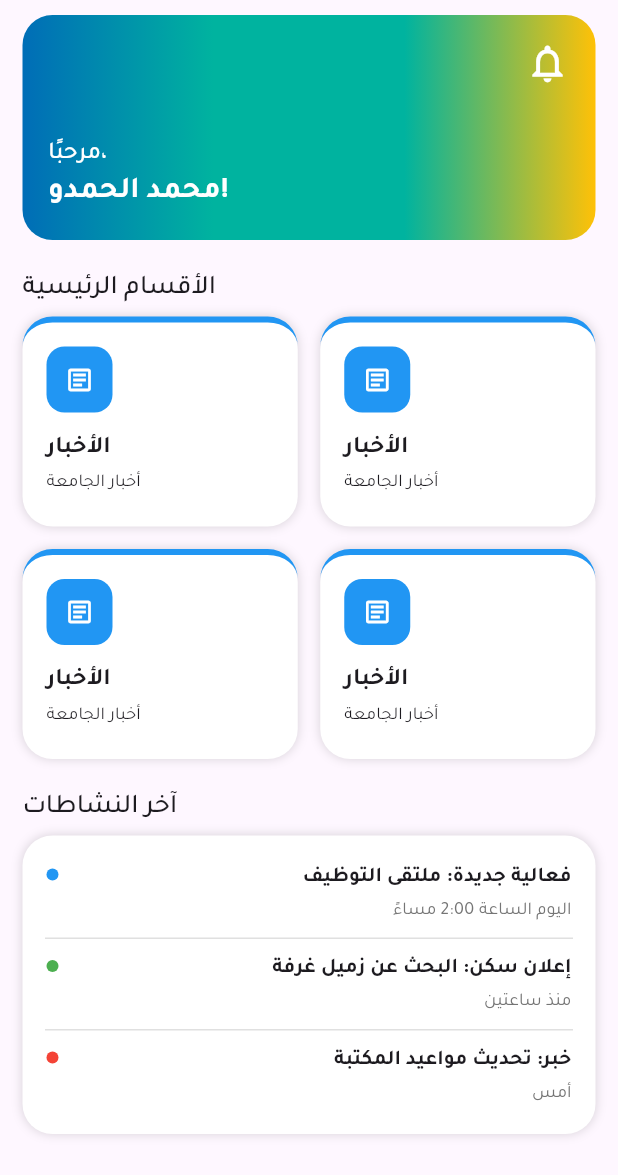
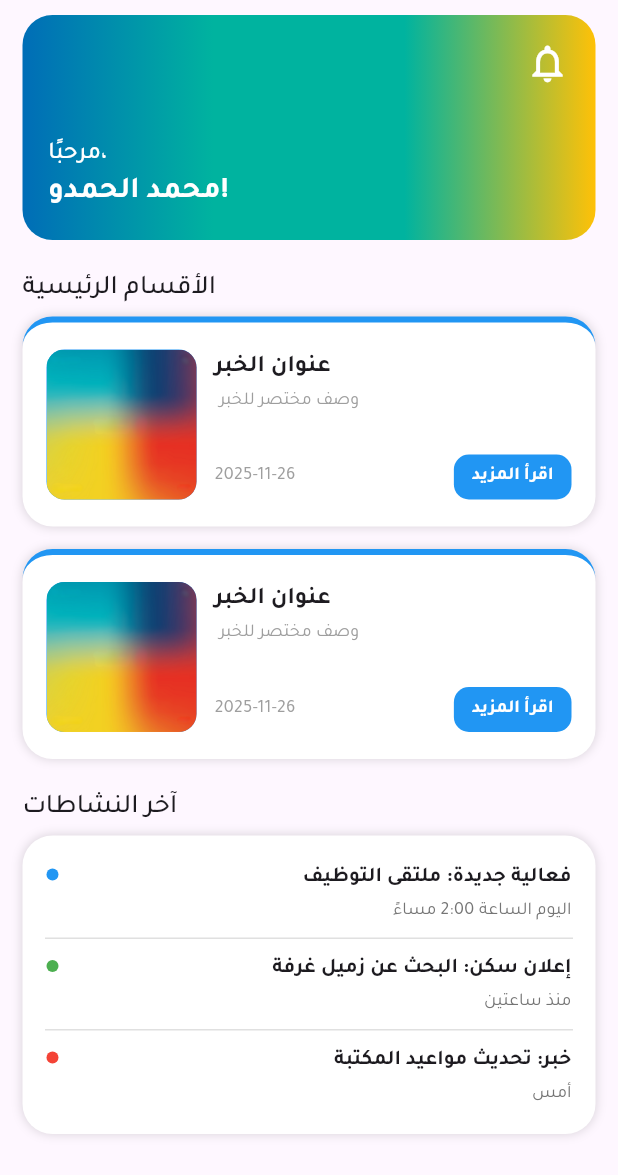
Before and after one commit to Mohamed-H7/Syrian-Students-Gathering-App, a Flutter app: the HomeScreen screen opened directly, on a phone screen of 412 x 824 dp. Shown: the top 1175 px of the screen. Run offline on Flutter 3.47's test engine with Material 3 defaults, Android fonts, the phone set to English and light mode, and no system bars.

Commit message:
Minor design adjustments

```diff
--- a/lib/screens/home/home_screen.dart
+++ b/lib/screens/home/home_screen.dart
@@ -3,7 +3,7 @@ import 'package:flutter/material.dart';
 import '../../model/notification_item.dart';
 import '../../widgets/layouts/grid_layout.dart';
 import '../../widgets/section_heading.dart';
-import 'widgets/main_section.dart';
+import 'widgets/news_item.dart';
 import 'widgets/notifications_card.dart';
 
 class HomeScreen extends StatelessWidget {
@@ -98,13 +98,14 @@ class HomeScreen extends StatelessWidget {
                 SectionHeading(title: 'الأقسام الرئيسية'),
                 const SizedBox(height: 5.0),
                 GridLayout(
-                  itemCount: 4,
+                  itemCount: 2,
+                  crossAxisCount: 1,
                   mainAxisExtent: 140,
                   itemBuilder: (context, index) {
-                    return MainSection(
+                    return NewsItem(
                       onTap: () {},
-                      title: "الأخبار",
-                      subtitle: "أخبار الجامعة",
+                      title: "عنوان الخبر",
+                      subtitle: " وصف مختصر للخبر",
                       iconData: Icons.article_outlined,
                       color: Colors.blue,
                     );
--- /dev/null
+++ b/lib/screens/home/widgets/news_item.dart
@@ -0,0 +1,143 @@
+import 'package:flutter/material.dart';
+
+class NewsItem extends StatelessWidget {
+  const NewsItem({
+    super.key,
+    required this.title,
+    required this.subtitle,
+    required this.iconData,
+    required this.color,
+    required this.onTap,
+  });
+
+  final String title;
+  final String subtitle;
+  final IconData iconData;
+  final Color color;
+  final VoidCallback? onTap;
+
+  @override
+  Widget build(BuildContext context) {
+    final contentHeight = 100.0;
+    return Container(
+      // width: 140,
+      decoration: BoxDecoration(
+        color: Colors.white,
+        borderRadius: BorderRadius.circular(20),
+        border: Border(top: BorderSide(color: color, width: 4)),
+        boxShadow: [
+          BoxShadow(
+            color: Colors.black.withOpacity(0.15),
+            blurRadius: 5,
+            offset: const Offset(0, 0),
+          ),
+        ],
+      ),
+
+      child: Material(
+        color: Colors.transparent,
+        child: InkWell(
+          borderRadius: BorderRadius.circular(20),
+          onTap: onTap,
+          child: Padding(
+            padding: const EdgeInsets.all(16),
+            child: Row(
+              crossAxisAlignment: CrossAxisAlignment.center,
+              children: [
+                Container(
+                  width: 100,
+                  height: contentHeight,
+                  padding: const EdgeInsets.all(12),
+                  decoration: BoxDecoration(
+                    image: DecorationImage(
+                      image: AssetImage('assets/img/BG.png'),
+                      fit: BoxFit.fill,
+                    ),
+                    color: color,
+                    borderRadius: BorderRadius.circular(12),
+                  ),
+                  child: Text(""),
+                ),
+
+                const SizedBox(width: 12),
+                Expanded(
+                  child: SizedBox(
+                    height: contentHeight,
+                    child: Column(
+                      crossAxisAlignment: CrossAxisAlignment.start,
+                      mainAxisAlignment: MainAxisAlignment.spaceBetween,
+                      children: [
+                        Column(
+                          crossAxisAlignment: CrossAxisAlignment.start,
+                          mainAxisSize: MainAxisSize.min,
+                          children: [
+                            Text(
+                              title,
+                              overflow: TextOverflow.ellipsis,
+                              maxLines: 1,
+                              style: const TextStyle(
+                                fontSize: 16,
+                                fontWeight: FontWeight.bold,
+                              ),
+                            ),
+                            const SizedBox(height: 4),
+                            Text(
+                              subtitle,
+                              overflow: TextOverflow.ellipsis,
+                              maxLines: 2,
+                              style: const TextStyle(
+                                fontSize: 12,
+                                color: Colors.grey,
+                                height: 1.2,
+                              ),
+                            ),
+                          ],
+                        ),
+
+                        Row(
+                          children: [
+                            Text(
+                              DateTime.now().toString().substring(0, 10),
+                              style: const TextStyle(
+                                fontSize: 12,
+                                color: Colors.grey,
+                              ),
+                            ),
+                            const Spacer(),
+                            SizedBox(
+                              height: 30,
+                              child: TextButton(
+                                style: TextButton.styleFrom(
+                                  backgroundColor: color,
+                                  padding: const EdgeInsets.symmetric(
+                                    horizontal: 12,
+                                  ),
+                                  shape: RoundedRectangleBorder(
+                                    borderRadius: BorderRadius.circular(10),
+                                  ),
+                                ),
+                                onPressed: () {},
+                                child: const Text(
+                                  "اقرأ المزيد",
+                                  style: TextStyle(
+                                    color: Colors.white,
+                                    fontWeight: FontWeight.bold,
+                                    fontSize: 12,
+                                  ),
+                                ),
+                              ),
+                            ),
+                          ],
+                        ),
+                      ],
+                    ),
+                  ),
+                ),
+              ],
+            ),
+          ),
+        ),
+      ),
+    );
+  }
+}
--- a/lib/widgets/layouts/grid_layout.dart
+++ b/lib/widgets/layouts/grid_layout.dart
@@ -6,9 +6,10 @@ class GridLayout extends StatelessWidget {
     required this.itemCount,
     required this.itemBuilder,
     this.mainAxisExtent = 288,
+    this.crossAxisCount = 2,
   });
 
-  final int itemCount;
+  final int itemCount, crossAxisCount;
   final double? mainAxisExtent;
   final Widget Function(BuildContext, int) itemBuilder;
 
@@ -20,7 +21,7 @@ class GridLayout extends StatelessWidget {
       padding: EdgeInsets.zero,
       physics: const NeverScrollableScrollPhysics(),
       gridDelegate: SliverGridDelegateWithFixedCrossAxisCount(
-        crossAxisCount: 2,
+        crossAxisCount: crossAxisCount,
         mainAxisExtent: mainAxisExtent,
         mainAxisSpacing: 15,
         crossAxisSpacing: 15,
--- a/lib/widgets/outline_button.dart
+++ b/lib/widgets/outline_button.dart
@@ -18,7 +18,7 @@ class OutlineButtonCustom extends StatelessWidget {
       // width: 250,
       decoration: BoxDecoration(
         color: Colors.white,
-        borderRadius: BorderRadius.circular(30),
+        borderRadius: BorderRadius.circular(15),
         border: Border.all(color: Colors.grey.shade300),
         boxShadow: [
           BoxShadow(
@@ -31,7 +31,7 @@ class OutlineButtonCustom extends StatelessWidget {
       child: Material(
         color: Colors.transparent,
         child: InkWell(
-          borderRadius: BorderRadius.circular(30),
+          borderRadius: BorderRadius.circular(15),
           onTap: onTap,
           child: Padding(
             padding: const EdgeInsets.symmetric(horizontal: 24, vertical: 12),
```
Also changed, not shown: lib/screens/event/widgets/event_item_card.dart (+25 -17 lines), lib/screens/yurtlar/widgets/yurtlar_item_card.dart (+39 -4 lines), assets/img/BG.png (added).
